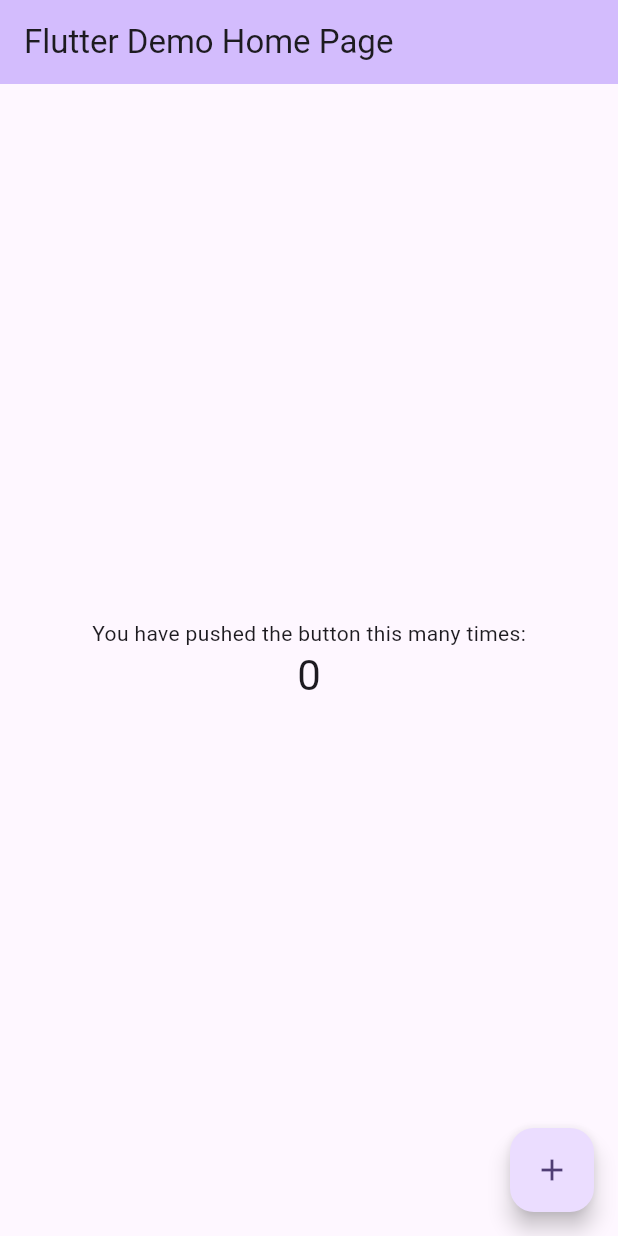
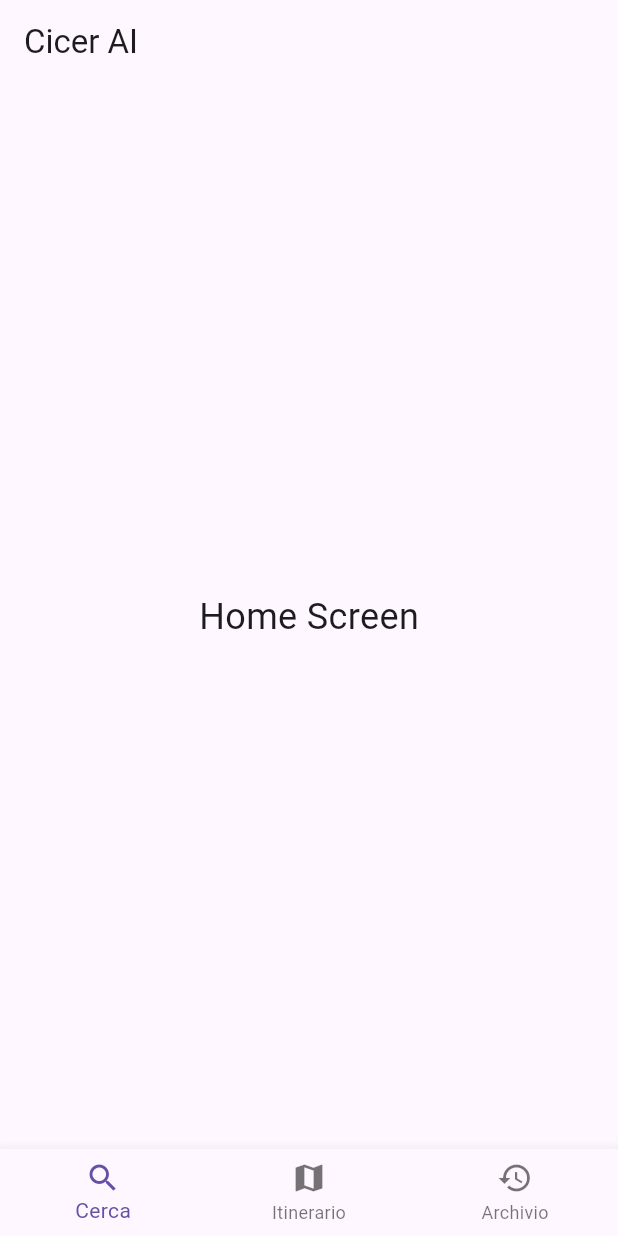
Before and after one commit to alessandrosaddo/CicerAI, a Flutter app: the screen it shows after launch, on a phone screen of 412 x 824 dp. Run offline on Flutter 3.47's test engine with Material 3 defaults, Android fonts, the light colour scheme and no system bars.

Commit message:
Implement navigation bar and basic structure for three screens

```diff
--- a/lib/main.dart
+++ b/lib/main.dart
@@ -1,4 +1,8 @@
 import 'package:flutter/material.dart';
+import 'screens/home_screen.dart';
+import 'screens/itinerary_screen.dart';
+import 'screens/history_screen.dart';
+import 'widgets/bottom_navbar.dart';
 
 void main() {
   runApp(const MyApp());
@@ -6,117 +10,46 @@ void main() {
 
 class MyApp extends StatelessWidget {
   const MyApp({super.key});
-
-  // This widget is the root of your application.
   @override
   Widget build(BuildContext context) {
     return MaterialApp(
-      title: 'Flutter Demo',
       theme: ThemeData(
-        // This is the theme of your application.
-        //
-        // TRY THIS: Try running your application with "flutter run". You'll see
-        // the application has a purple toolbar. Then, without quitting the app,
-        // try changing the seedColor in the colorScheme below to Colors.green
-        // and then invoke "hot reload" (save your changes or press the "hot
-        // reload" button in a Flutter-supported IDE, or press "r" if you used
-        // the command line to start the app).
-        //
-        // Notice that the counter didn't reset back to zero; the application
-        // state is not lost during the reload. To reset the state, use hot
-        // restart instead.
-        //
-        // This works for code too, not just values: Most code changes can be
-        // tested with just a hot reload.
-        colorScheme: ColorScheme.fromSeed(seedColor: Colors.deepPurple),
+        primarySwatch: Colors.blue,
       ),
-      home: const MyHomePage(title: 'Flutter Demo Home Page'),
+      home: MainNavigation(),
     );
   }
 }
 
-class MyHomePage extends StatefulWidget {
-  const MyHomePage({super.key, required this.title});
-
-  // This widget is the home page of your application. It is stateful, meaning
-  // that it has a State object (defined below) that contains fields that affect
-  // how it looks.
-
-  // This class is the configuration for the state. It holds the values (in this
-  // case the title) provided by the parent (in this case the App widget) and
-  // used by the build method of the State. Fields in a Widget subclass are
-  // always marked "final".
-
-  final String title;
-
+class MainNavigation extends StatefulWidget {
   @override
-  State<MyHomePage> createState() => _MyHomePageState();
+  _MainNavigationState createState() => _MainNavigationState();
 }
 
-class _MyHomePageState extends State<MyHomePage> {
-  int _counter = 0;
+class _MainNavigationState extends State<MainNavigation> {
+  int _selectedIndex = 0;
 
-  void _incrementCounter() {
+  final List<Widget> _screens = [
+    HomeScreen(),
+    ItineraryScreen(),
+    HistoryScreen(),
+  ];
+
+  void _onItemTapped(int index) {
     setState(() {
-      // This call to setState tells the Flutter framework that something has
-      // changed in this State, which causes it to rerun the build method below
-      // so that the display can reflect the updated values. If we changed
-      // _counter without calling setState(), then the build method would not be
-      // called again, and so nothing would appear to happen.
-      _counter++;
+      _selectedIndex = index;
     });
   }
 
   @override
   Widget build(BuildContext context) {
-    // This method is rerun every time setState is called, for instance as done
-    // by the _incrementCounter method above.
-    //
-    // The Flutter framework has been optimized to make rerunning build methods
-    // fast, so that you can just rebuild anything that needs updating rather
-    // than having to individually change instances of widgets.
     return Scaffold(
-      appBar: AppBar(
-        // TRY THIS: Try changing the color here to a specific color (to
-        // Colors.amber, perhaps?) and trigger a hot reload to see the AppBar
-        // change color while the other colors stay the same.
-        backgroundColor: Theme.of(context).colorScheme.inversePrimary,
-        // Here we take the value from the MyHomePage object that was created by
-        // the App.build method, and use it to set our appbar title.
-        title: Text(widget.title),
+      appBar: AppBar(title: Text('Cicer AI')),
+      body: _screens[_selectedIndex],
+      bottomNavigationBar: MyBottomNavigationBar(
+        selectedIndex: _selectedIndex,
+        onItemTapped: _onItemTapped,
       ),
-      body: Center(
-        // Center is a layout widget. It takes a single child and positions it
-        // in the middle of the parent.
-        child: Column(
-          // Column is also a layout widget. It takes a list of children and
-          // arranges them vertically. By default, it sizes itself to fit its
-          // children horizontally, and tries to be as tall as its parent.
-          //
-          // Column has various properties to control how it sizes itself and
-          // how it positions its children. Here we use mainAxisAlignment to
-          // center the children vertically; the main axis here is the vertical
-          // axis because Columns are vertical (the cross axis would be
-          // horizontal).
-          //
-          // TRY THIS: Invoke "debug painting" (choose the "Toggle Debug Paint"
-          // action in the IDE, or press "p" in the console), to see the
-          // wireframe for each widget.
-          mainAxisAlignment: MainAxisAlignment.center,
-          children: <Widget>[
-            const Text('You have pushed the button this many times:'),
-            Text(
-              '$_counter',
-              style: Theme.of(context).textTheme.headlineMedium,
-            ),
-          ],
-        ),
-      ),
-      floatingActionButton: FloatingActionButton(
-        onPressed: _incrementCounter,
-        tooltip: 'Increment',
-        child: const Icon(Icons.add),
-      ), // This trailing comma makes auto-formatting nicer for build methods.
     );
   }
 }
--- /dev/null
+++ b/lib/screens/history_screen.dart
@@ -0,0 +1,15 @@
+import 'package:flutter/material.dart';
+
+class HistoryScreen extends StatelessWidget {
+  const HistoryScreen({super.key});
+
+  @override
+  Widget build(BuildContext context) {
+    return Center(
+      child: Text(
+        'History Screen',
+        style: TextStyle(fontSize: 24),
+      ),
+    );
+  }
+}
--- /dev/null
+++ b/lib/screens/home_screen.dart
@@ -0,0 +1,15 @@
+import 'package:flutter/material.dart';
+
+class HomeScreen extends StatelessWidget {
+  const HomeScreen({super.key});
+
+  @override
+  Widget build(BuildContext context) {
+    return Center(
+      child: Text(
+        'Home Screen',
+        style: TextStyle(fontSize: 24),
+      ),
+    );
+  }
+}
--- /dev/null
+++ b/lib/screens/itinerary_screen.dart
@@ -0,0 +1,15 @@
+import 'package:flutter/material.dart';
+
+class ItineraryScreen extends StatelessWidget {
+  const ItineraryScreen({super.key});
+
+  @override
+  Widget build(BuildContext context) {
+    return Center(
+      child: Text(
+        'Itinerary Screen',
+        style: TextStyle(fontSize: 24),
+      ),
+    );
+  }
+}
--- /dev/null
+++ b/lib/widgets/bottom_navbar.dart
@@ -0,0 +1,24 @@
+import 'package:flutter/material.dart';
+
+class MyBottomNavigationBar extends StatelessWidget {
+  final int selectedIndex;
+  final Function(int) onItemTapped;
+
+  const MyBottomNavigationBar({
+    required this.selectedIndex,
+    required this.onItemTapped,
+  });
+
+  @override
+  Widget build(BuildContext context) {
+    return BottomNavigationBar(
+      currentIndex: selectedIndex,
+      onTap: onItemTapped,
+      items: const [
+        BottomNavigationBarItem(icon: Icon(Icons.search), label: 'Cerca'),
+        BottomNavigationBarItem(icon: Icon(Icons.map), label: 'Itinerario'),
+        BottomNavigationBarItem(icon: Icon(Icons.history), label: 'Archivio'),
+      ],
+    );
+  }
+}
```
